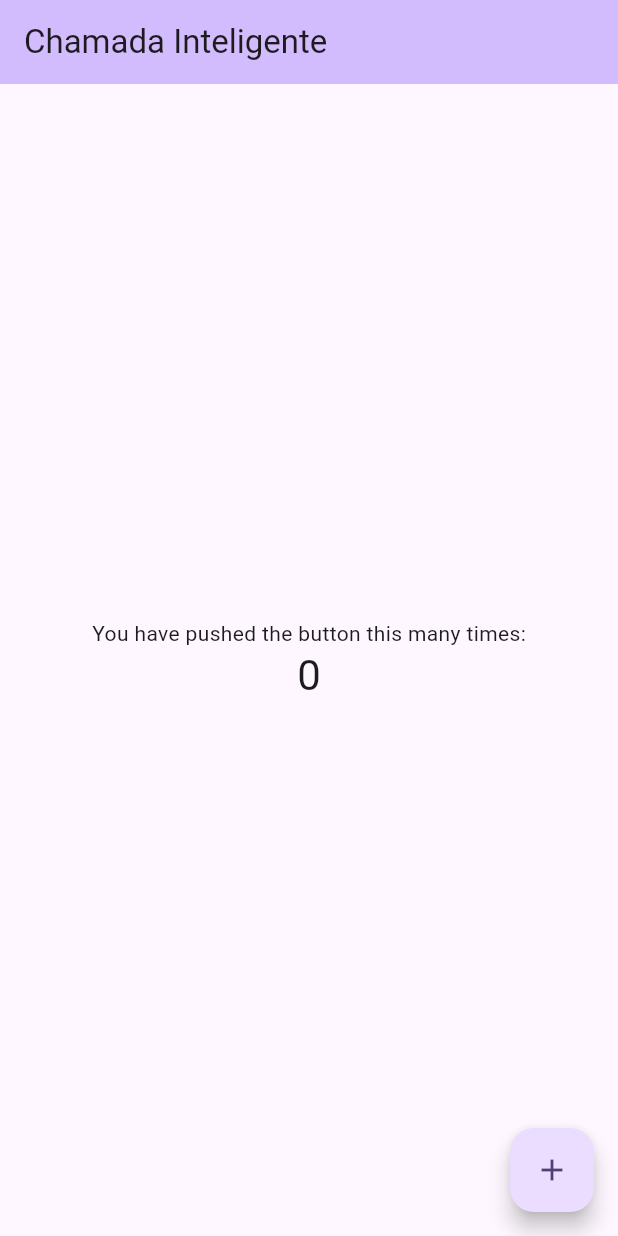
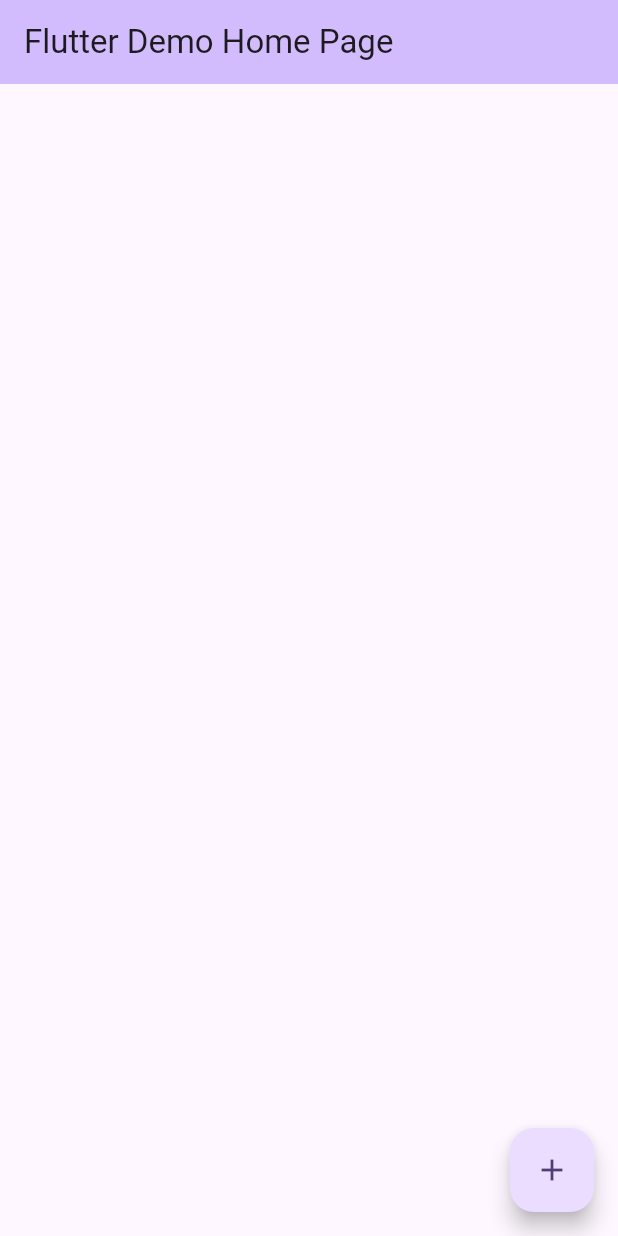
Before and after one commit to Engenharia-de-Software-II-2023-2/chamada-uff-front, a Flutter app: the screen it shows after launch, on a phone screen of 412 x 824 dp. Run offline on Flutter 3.47's test engine with Material 2 defaults, Android fonts, the phone set to English and light mode, and no system bars.

```diff
--- a/lib/main.dart
+++ b/lib/main.dart
@@ -31,7 +31,7 @@ class MyApp extends StatelessWidget {
         colorScheme: ColorScheme.fromSeed(seedColor: Colors.deepPurple),
         useMaterial3: true,
       ),
-      home: const MyHomePage(title: 'Chamada Inteligente'),
+      home: const MyHomePage(title: 'Flutter Demo Home Page'),
     );
   }
 }
@@ -86,35 +86,6 @@ class _MyHomePageState extends State<MyHomePage> {
         // the App.build method, and use it to set our appbar title.
         title: Text(widget.title),
       ),
-      body: Center(
-        // Center is a layout widget. It takes a single child and positions it
-        // in the middle of the parent.
-        child: Column(
-          // Column is also a layout widget. It takes a list of children and
-          // arranges them vertically. By default, it sizes itself to fit its
-          // children horizontally, and tries to be as tall as its parent.
-          //
-          // Column has various properties to control how it sizes itself and
-          // how it positions its children. Here we use mainAxisAlignment to
-          // center the children vertically; the main axis here is the vertical
-          // axis because Columns are vertical (the cross axis would be
-          // horizontal).
-          //
-          // TRY THIS: Invoke "debug painting" (choose the "Toggle Debug Paint"
-          // action in the IDE, or press "p" in the console), to see the
-          // wireframe for each widget.
-          mainAxisAlignment: MainAxisAlignment.center,
-          children: <Widget>[
-            const Text(
-              'You have pushed the button this many times:',
-            ),
-            Text(
-              '$_counter',
-              style: Theme.of(context).textTheme.headlineMedium,
-            ),
-          ],
-        ),
-      ),
       floatingActionButton: FloatingActionButton(
         onPressed: _incrementCounter,
         tooltip: 'Increment',
```
